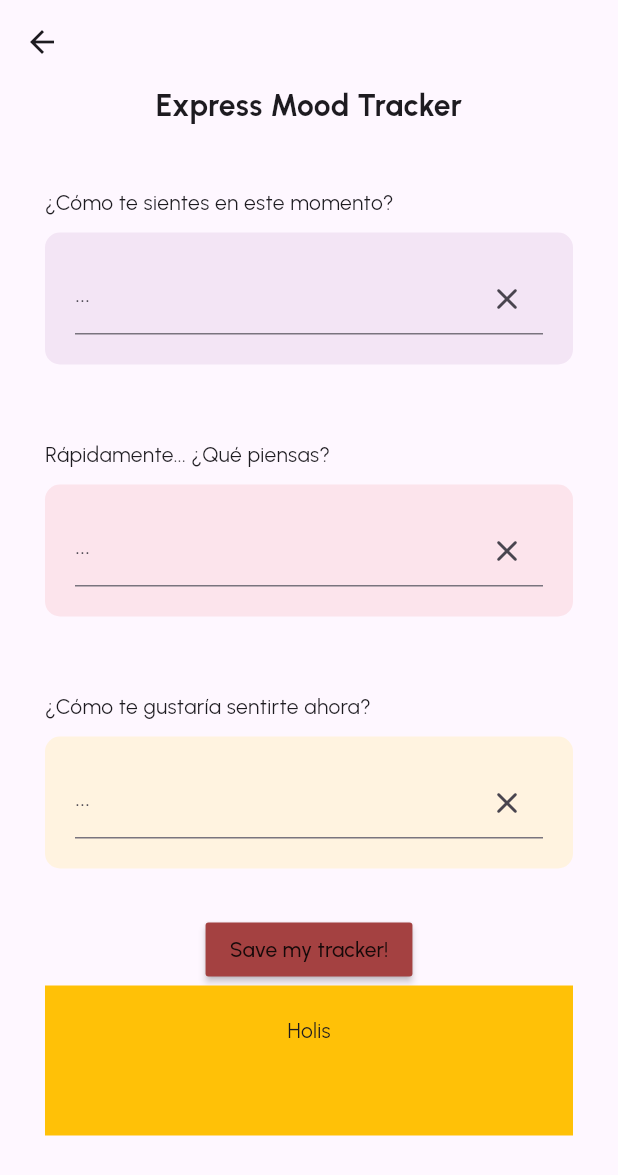
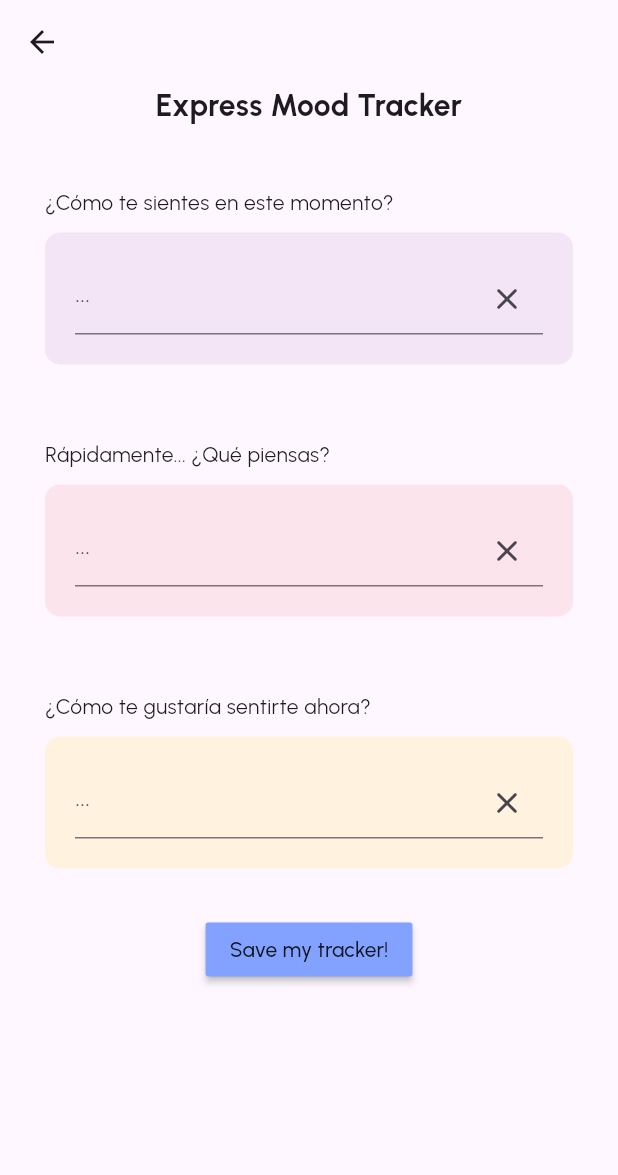
Before and after one commit to binivazqua/bejoy-, a Flutter app: the UserHome screen opened directly, after a tap on "Go!", on a phone screen of 412 x 824 dp. Shown: the top 1175 px of the screen. Run offline on Flutter 3.47's test engine with Material 3 defaults, Android fonts, the phone set to English and light mode, and no system bars; our stand-ins replace audioplayers, avatar_glow, curved_navigation_bar, firebase_core, google_fonts and 1 more; missing offline and left inert: dart:ffi, highlight_text; accounts and stored records are empty.

Commit message:
mood tracker started

```diff
--- a/lib/pages/home.dart
+++ b/lib/pages/home.dart
@@ -5,7 +5,7 @@ import 'package:flutter/widgets.dart';
 import 'package:flutterin/components/drProfile.dart';
 import 'package:flutterin/components/utils.dart';
 import 'package:flutterin/models/colorConstants.dart';
-import 'package:flutterin/pages/subs/moodTracker.dart';
+import 'package:flutterin/pages/subs/moodQuest.dart';
 import 'package:flutterin/pages/user.dart';
 
 class UserHome extends StatefulWidget {
@@ -100,7 +100,7 @@ class _UserHomeState extends State<UserHome> {
                             Navigator.push(
                                 context,
                                 MaterialPageRoute(
-                                    builder: (context) => moodTracker()));
+                                    builder: (context) => moodQuest()));
                           },
                           child: Text('Go!'),
                         )
--- /dev/null
+++ b/lib/pages/subs/moodQuest.dart
@@ -0,0 +1,166 @@
+//import 'dart:html';
+
+import 'package:flutter/material.dart';
+import 'package:flutter/rendering.dart';
+import 'package:flutter/widgets.dart';
+import 'package:flutterin/models/colorConstants.dart';
+
+class moodQuest extends StatefulWidget {
+  const moodQuest({super.key});
+
+  @override
+  State<moodQuest> createState() => _moodQuestState();
+}
+
+class _moodQuestState extends State<moodQuest> {
+  final _textController1 = TextEditingController();
+  final _textController2 = TextEditingController();
+  final _textController3 = TextEditingController();
+
+  // save users track:
+  String userPost = ' ';
+  String userPost2 = ' ';
+  String emotion = '';
+
+  @override
+  Widget build(BuildContext context) {
+    return Scaffold(
+      resizeToAvoidBottomInset: false,
+      appBar: AppBar(backgroundColor: Color.fromARGB(0, 105, 240, 175)),
+      body: Padding(
+        padding: const EdgeInsets.only(left: 30, right: 30),
+        child: Column(
+          crossAxisAlignment: CrossAxisAlignment.center,
+          mainAxisAlignment: MainAxisAlignment.start,
+          children: [
+            Padding(
+              padding: const EdgeInsets.only(bottom: 40),
+              child: Container(
+                  alignment: Alignment.center,
+                  child: Text('Express Mood Tracker',
+                      style: TextStyle(
+                          fontSize: 20, fontWeight: FontWeight.bold))),
+            ),
+
+            Container(
+                alignment: Alignment.bottomLeft,
+                child: Text('¿Cómo te sientes en este momento?')),
+            Padding(
+              padding: const EdgeInsets.only(bottom: 50, top: 10),
+              child: Container(
+                padding: EdgeInsets.all(20),
+                decoration: BoxDecoration(
+                    color: Colors.purple[50],
+                    borderRadius: BorderRadius.circular(10)),
+                child: TextField(
+                  controller: _textController1,
+                  decoration: InputDecoration(
+                      border: UnderlineInputBorder(),
+                      hintText: '...',
+                      suffixIcon: IconButton(
+                          onPressed: () {
+                            _textController1.clear();
+                          },
+                          icon: Icon(Icons.clear_rounded))),
+                ),
+              ),
+            ),
+
+            Container(
+                alignment: Alignment.bottomLeft,
+                child: Text('Rápidamente... ¿Qué piensas?')),
+            Padding(
+              padding: const EdgeInsets.only(bottom: 50, top: 10),
+              child: Container(
+                padding: EdgeInsets.all(20),
+                decoration: BoxDecoration(
+                    color: Colors.pink[50],
+                    borderRadius: BorderRadius.circular(10)),
+                child: TextField(
+                  controller: _textController2,
+                  decoration: InputDecoration(
+                      border: UnderlineInputBorder(),
+                      hintText: '...',
+                      suffixIcon: IconButton(
+                          onPressed: () {
+                            _textController2.clear();
+                          },
+                          icon: Icon(Icons.clear_rounded))),
+                ),
+              ),
+            ),
+
+            Container(
+                alignment: Alignment.bottomLeft,
+                child: Text('¿Cómo te gustaría sentirte ahora?')),
+            Padding(
+              padding: const EdgeInsets.only(bottom: 30, top: 10),
+              child: Container(
+                padding: EdgeInsets.all(20),
+                decoration: BoxDecoration(
+                    color: Colors.orange[50],
+                    borderRadius: BorderRadius.circular(10)),
+                child: TextField(
+                  controller: _textController3,
+                  decoration: InputDecoration(
+                      border: UnderlineInputBorder(),
+                      hintText: '...',
+                      suffixIcon: IconButton(
+                          onPressed: () {
+                            _textController3.clear();
+                          },
+                          icon: Icon(Icons.clear_rounded))),
+                ),
+              ),
+            ),
+
+            MaterialButton(
+              color: colorConstants.periwinkle,
+              focusColor: colorConstants.lightPeriwinkle,
+              onPressed: () {
+                //_textControlVerif1;
+                _textControlVerif1();
+              },
+              child: Text('Save my tracker!'),
+            ),
+
+            // display text:
+            Container(
+                child: Container(
+                    padding: EdgeInsets.all(20),
+                    child: Center(
+                        child: Column(
+                      children: [Text(userPost), Text(userPost2)],
+                    )))),
+          ],
+        ),
+      ),
+    );
+  }
+
+  void _textControlVerif1() {
+    String emotion = _textController3.text.toString();
+
+    print('BUTTON WORKS');
+
+    if ((_textController1.text == 'bien' ||
+        _textController1.text == 'feliz' ||
+        _textController1.text == 'alegre')) {
+      setState(() {
+        userPost = "Estás de buen humor.";
+      });
+    } else if (_textController1.text == 'mal' ||
+        _textController1.text == 'triste' ||
+        _textController1.text == 'enojado' ||
+        (_textController2.text == "no sé" ||
+            _textController2.text == "en nada")) {
+      setState(() {
+        userPost = "Necesitamos trabajar en tus sentimientos.";
+      });
+    }
+
+    setState(() {
+      userPost2 = 'Juntos podemos lograr que te sientas $emotion.';
+    });
+  }
+}
--- a/lib/pages/subs/moodTracker.dart
+++ b/lib/pages/subs/moodTracker.dart
@@ -1,171 +1,24 @@
-import 'dart:html';
+import 'package:flutter/material.dart';
 
-import 'package:flutter/material.dart';
-import 'package:flutter/rendering.dart';
-import 'package:flutter/widgets.dart';
-
-class moodTracker extends StatefulWidget {
-  const moodTracker({super.key});
-
-  @override
-  State<moodTracker> createState() => _moodTrackerState();
-}
-
-class _moodTrackerState extends State<moodTracker> {
-  final _textController1 = TextEditingController();
-  final _textController2 = TextEditingController();
-  final _textController3 = TextEditingController();
-
-  // save users track:
-  String userPost = ' ';
-  String userPost2 = ' ';
-  String emotion = '';
+class moodTrackerPage extends StatelessWidget {
+  const moodTrackerPage({super.key});
 
   @override
   Widget build(BuildContext context) {
-    return Scaffold(
-      resizeToAvoidBottomInset: false,
-      appBar: AppBar(backgroundColor: Color.fromARGB(0, 105, 240, 175)),
-      body: Expanded(
-        child: Padding(
-          padding: const EdgeInsets.only(left: 30, right: 30),
-          child: Column(
-            crossAxisAlignment: CrossAxisAlignment.center,
-            mainAxisAlignment: MainAxisAlignment.start,
-            children: [
-              Padding(
-                padding: const EdgeInsets.only(bottom: 40),
-                child: Container(
-                    alignment: Alignment.center,
-                    child: Text('Express Mood Tracker',
-                        style: TextStyle(
-                            fontSize: 20, fontWeight: FontWeight.bold))),
-              ),
-
-              Container(
-                  alignment: Alignment.bottomLeft,
-                  child: Text('¿Cómo te sientes en este momento?')),
-              Padding(
-                padding: const EdgeInsets.only(bottom: 50, top: 10),
-                child: Container(
-                  padding: EdgeInsets.all(20),
-                  decoration: BoxDecoration(
-                      color: Colors.purple[50],
-                      borderRadius: BorderRadius.circular(10)),
-                  child: TextField(
-                    controller: _textController1,
-                    decoration: InputDecoration(
-                        border: UnderlineInputBorder(),
-                        hintText: '...',
-                        suffixIcon: IconButton(
-                            onPressed: () {
-                              _textController1.clear();
-                            },
-                            icon: Icon(Icons.clear_rounded))),
-                  ),
-                ),
-              ),
-
-              Container(
-                  alignment: Alignment.bottomLeft,
-                  child: Text('Rápidamente... ¿Qué piensas?')),
-              Padding(
-                padding: const EdgeInsets.only(bottom: 50, top: 10),
-                child: Container(
-                  padding: EdgeInsets.all(20),
-                  decoration: BoxDecoration(
-                      color: Colors.pink[50],
-                      borderRadius: BorderRadius.circular(10)),
-                  child: TextField(
-                    controller: _textController2,
-                    decoration: InputDecoration(
-                        border: UnderlineInputBorder(),
-                        hintText: '...',
-                        suffixIcon: IconButton(
-                            onPressed: () {
-                              _textController2.clear();
-                            },
-                            icon: Icon(Icons.clear_rounded))),
-                  ),
-                ),
-              ),
-
-              Container(
-                  alignment: Alignment.bottomLeft,
-                  child: Text('¿Cómo te gustaría sentirte ahora?')),
-              Padding(
-                padding: const EdgeInsets.only(bottom: 30, top: 10),
-                child: Container(
-                  padding: EdgeInsets.all(20),
-                  decoration: BoxDecoration(
-                      color: Colors.orange[50],
-                      borderRadius: BorderRadius.circular(10)),
-                  child: TextField(
-                    controller: _textController3,
-                    decoration: InputDecoration(
-                        border: UnderlineInputBorder(),
-                        hintText: '...',
-                        suffixIcon: IconButton(
-                            onPressed: () {
-                              _textController3.clear();
-                            },
-                            icon: Icon(Icons.clear_rounded))),
-                  ),
-                ),
-              ),
-
-              MaterialButton(
-                color: const Color.fromARGB(255, 164, 65, 65),
-                focusColor: const Color.fromARGB(255, 163, 62, 62),
-                onPressed: () {
-                  _textControlVerif1;
-                },
-                child: Text('Save my tracker!'),
-              ),
-
-              // display text:
-              Container(
-                  child: Container(
-                      color: Colors.amber,
-                      padding: EdgeInsets.all(20),
-                      child: Center(
-                          child: Column(
-                        children: [
-                          Text('Holis'),
-                          Text(userPost),
-                          Text(userPost2)
-                        ],
-                      )))),
-            ],
-          ),
-        ),
-      ),
-    );
-  }
-
-  void _textControlVerif1() {
-    String emotion = _textController3.text.toString();
-
-    print('BUTTON WORKS');
-
-    if ((_textController1.text == 'bien' ||
-        _textController1.text == 'feliz' ||
-        _textController1.text == 'alegre')) {
-      setState(() {
-        userPost = "Estás de buen humor.";
-      });
-    } else if (_textController1.text == 'mal' ||
-        _textController1.text == 'triste' ||
-        _textController1.text == 'enojado' ||
-        (_textController2.text == "no sé" ||
-            _textController2.text == "en nada")) {
-      setState(() {
-        userPost = "Necesitamos trabajar en tus sentimientos.";
-      });
-    }
-
-    setState(() {
-      userPost2 = 'Juntos podemos lograr que te sientas $emotion.';
-    });
+    return const Placeholder();
   }
 }
+
+class moodSlides extends StatefulWidget {
+  const moodSlides({super.key});
+
+  @override
+  State<moodSlides> createState() => _moodSlidesState();
+}
+
+class _moodSlidesState extends State<moodSlides> {
+  @override
+  Widget build(BuildContext context) {
+    return const Placeholder();
+  }
+}
```
